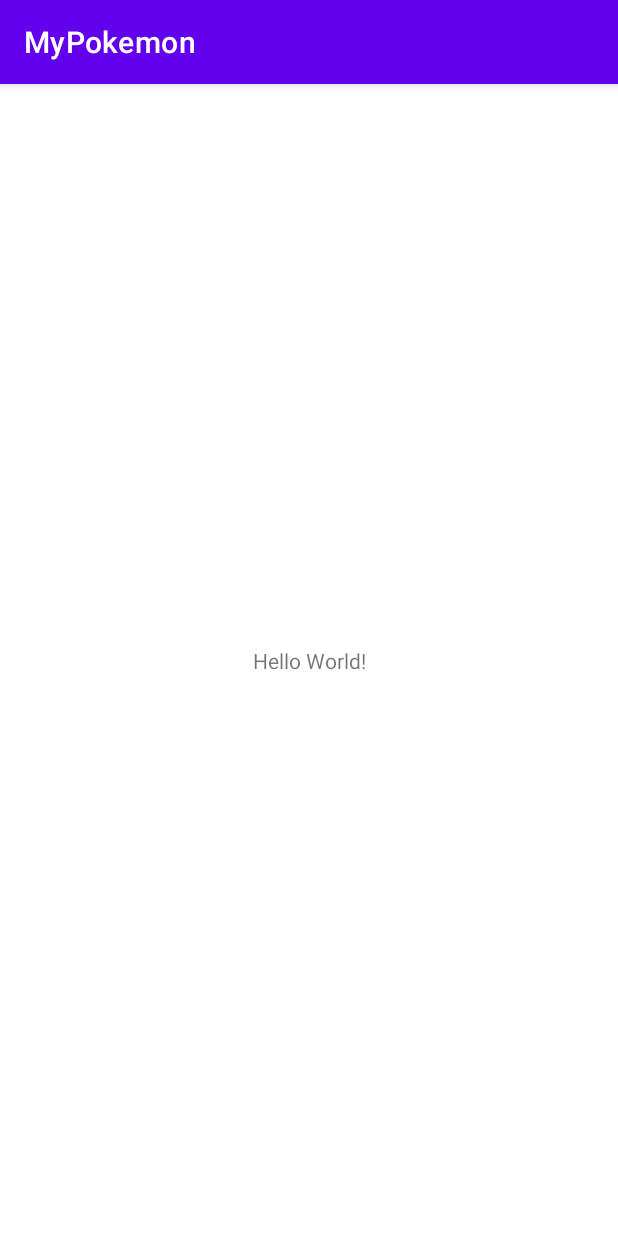
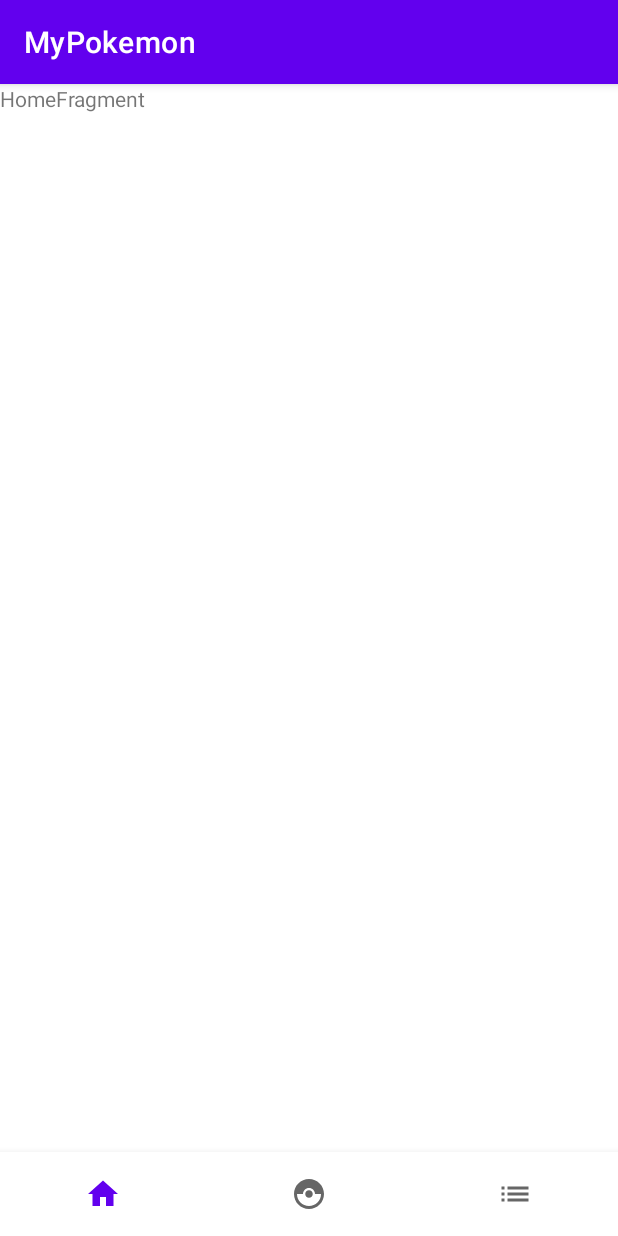
Before and after one commit to JGeun/mypokemon, an Android app: the screen it shows after launch (MainActivity), on a phone screen of 412 x 824 dp. Run offline under Robolectric (Android 15) with nearby library versions, the phone set to English and light mode, and no system bars; our stand-ins replace Dagger/Hilt's generated code, navigation-ui.

Commit message:
feat: Navigation 구현 완료

```diff
--- a/app/build.gradle
+++ b/app/build.gradle
@@ -32,6 +32,9 @@ android {
     kotlinOptions {
         jvmTarget = '1.8'
     }
+    buildFeatures {
+        viewBinding true
+    }
 }
 
 dependencies {
@@ -44,6 +47,9 @@ dependencies {
     implementation "com.google.dagger:hilt-android:$hilt_version"
     kapt "com.google.dagger:hilt-compiler:2.44"
 
+    implementation "androidx.navigation:navigation-fragment-ktx:$nav_version"
+    implementation "androidx.navigation:navigation-ui-ktx:$nav_version"
+
     testImplementation 'junit:junit:4.13.2'
     androidTestImplementation 'androidx.test.ext:junit:1.1.5'
     androidTestImplementation 'androidx.test.espresso:espresso-core:3.5.1'
--- a/app/src/main/java/jgeun/study/mypokemon/MainActivity.kt
+++ b/app/src/main/java/jgeun/study/mypokemon/MainActivity.kt
@@ -1,11 +1,31 @@
 package jgeun.study.mypokemon
 
+import android.os.Bundle
+import android.view.MenuItem
 import androidx.appcompat.app.AppCompatActivity
-import android.os.Bundle
+import androidx.navigation.findNavController
+import androidx.navigation.fragment.NavHostFragment
+import androidx.navigation.ui.onNavDestinationSelected
+import androidx.navigation.ui.setupWithNavController
+import jgeun.study.mypokemon.databinding.ActivityMainBinding
 
 class MainActivity : AppCompatActivity() {
+
+    private val binding by lazy { ActivityMainBinding.inflate(layoutInflater) }
     override fun onCreate(savedInstanceState: Bundle?) {
         super.onCreate(savedInstanceState)
-        setContentView(R.layout.activity_main)
+        setContentView(binding.root)
+
+        // nav에 따라 변경될 fragment 및 그에 따른 controller 지정
+        val navHostFragment = supportFragmentManager.findFragmentById(R.id.nav_host_fragment) as NavHostFragment
+        val navController = navHostFragment.navController
+
+        binding.bottomNav.setupWithNavController(navController) //bottomNav에 navController 연결
+    }
+
+    // option이 선택됨에 따라 navigation에 의해 fragment 변경
+    override fun onOptionsItemSelected(item: MenuItem): Boolean {
+        val navController = findNavController(R.id.nav_host_fragment)
+        return item.onNavDestinationSelected(navController) || super.onOptionsItemSelected(item)
     }
 }
--- /dev/null
+++ b/app/src/main/java/jgeun/study/mypokemon/home/HomeFragment.kt
@@ -0,0 +1,26 @@
+package jgeun.study.mypokemon.home
+
+import android.os.Bundle
+import android.view.LayoutInflater
+import android.view.View
+import android.view.ViewGroup
+import androidx.fragment.app.Fragment
+import jgeun.study.mypokemon.databinding.FragmentHomeBinding
+
+class HomeFragment : Fragment() {
+
+	private lateinit var binding: FragmentHomeBinding
+
+	override fun onCreateView(
+		inflater: LayoutInflater, container: ViewGroup?,
+		savedInstanceState: Bundle?
+	): View {
+		binding = FragmentHomeBinding.inflate(layoutInflater, container, false)
+		return binding.root
+	}
+
+	companion object {
+		@JvmStatic
+		fun newInstance() = HomeFragment()
+	}
+}
--- /dev/null
+++ b/app/src/main/res/drawable/ic_home.xml
@@ -0,0 +1,5 @@
+<vector android:height="24dp" android:tint="#000000"
+    android:viewportHeight="24" android:viewportWidth="24"
+    android:width="24dp" xmlns:android="http://schemas.android.com/apk/res/android">
+    <path android:fillColor="@android:color/white" android:pathData="M10,20v-6h4v6h5v-8h3L12,3 2,12h3v8z"/>
+</vector>
--- /dev/null
+++ b/app/src/main/res/drawable/ic_list.xml
@@ -0,0 +1,5 @@
+<vector android:autoMirrored="true" android:height="24dp"
+    android:tint="#000000" android:viewportHeight="24"
+    android:viewportWidth="24" android:width="24dp" xmlns:android="http://schemas.android.com/apk/res/android">
+    <path android:fillColor="@android:color/white" android:pathData="M3,13h2v-2L3,11v2zM3,17h2v-2L3,15v2zM3,9h2L5,7L3,7v2zM7,13h14v-2L7,11v2zM7,17h14v-2L7,15v2zM7,7v2h14L21,7L7,7z"/>
+</vector>
--- /dev/null
+++ b/app/src/main/res/drawable/ic_pokemon.xml
@@ -0,0 +1,5 @@
+<vector android:height="24dp" android:tint="#000000"
+    android:viewportHeight="24" android:viewportWidth="24"
+    android:width="24dp" xmlns:android="http://schemas.android.com/apk/res/android">
+    <path android:fillColor="@android:color/white" android:pathData="M14.5,12c0,1.38 -1.12,2.5 -2.5,2.5c-1.38,0 -2.5,-1.12 -2.5,-2.5s1.12,-2.5 2.5,-2.5C13.38,9.5 14.5,10.62 14.5,12zM22,12c0,5.52 -4.48,10 -10,10C6.48,22 2,17.52 2,12S6.48,2 12,2C17.52,2 22,6.48 22,12zM20,12h-4c0,-2.21 -1.79,-4 -4,-4c-2.21,0 -4,1.79 -4,4H4c0,4.41 3.59,8 8,8C16.41,20 20,16.41 20,12z"/>
+</vector>
--- a/app/src/main/res/layout/activity_main.xml
+++ b/app/src/main/res/layout/activity_main.xml
@@ -6,13 +6,26 @@
     android:layout_height="match_parent"
     tools:context=".MainActivity">
 
-    <TextView
-        android:layout_width="wrap_content"
+    <androidx.fragment.app.FragmentContainerView
+        android:id="@+id/nav_host_fragment"
+        android:name="androidx.navigation.fragment.NavHostFragment"
+        android:layout_width="0dp"
+        android:layout_height="0dp"
+        app:defaultNavHost="true"
+        app:layout_constraintBottom_toTopOf="@id/bottom_nav"
+        app:layout_constraintEnd_toEndOf="parent"
+        app:layout_constraintStart_toStartOf="parent"
+        app:layout_constraintTop_toTopOf="parent"
+        app:navGraph="@navigation/nav_graph"/>
+
+    <com.google.android.material.bottomnavigation.BottomNavigationView
+        android:id="@+id/bottom_nav"
+        android:layout_width="0dp"
         android:layout_height="wrap_content"
-        android:text="Hello World!"
         app:layout_constraintBottom_toBottomOf="parent"
         app:layout_constraintEnd_toEndOf="parent"
         app:layout_constraintStart_toStartOf="parent"
-        app:layout_constraintTop_toTopOf="parent" />
+        app:menu="@menu/menu"
+        app:labelVisibilityMode="unlabeled"/>
 
 </androidx.constraintlayout.widget.ConstraintLayout>
--- /dev/null
+++ b/app/src/main/res/layout/fragment_home.xml
@@ -0,0 +1,13 @@
+<?xml version="1.0" encoding="utf-8"?>
+<FrameLayout xmlns:android="http://schemas.android.com/apk/res/android"
+    xmlns:tools="http://schemas.android.com/tools"
+    android:layout_width="match_parent"
+    android:layout_height="match_parent"
+    tools:context=".home.HomeFragment">
+
+    <TextView
+        android:layout_width="wrap_content"
+        android:layout_height="wrap_content"
+        android:text="HomeFragment"/>
+
+</FrameLayout>
--- /dev/null
+++ b/app/src/main/res/menu/menu.xml
@@ -0,0 +1,23 @@
+<?xml version="1.0" encoding="utf-8"?>
+<menu xmlns:android="http://schemas.android.com/apk/res/android"
+    xmlns:app="http://schemas.android.com/apk/res-auto">
+
+    <item
+        android:id="@+id/homeFragment"
+        android:icon="@drawable/ic_home"
+        android:title="home"
+        app:showAsAction="ifRoom" />
+
+    <item
+        android:id="@+id/pokemonListFragment"
+        android:icon="@drawable/ic_pokemon"
+        android:title="list"
+        app:showAsAction="ifRoom" />
+
+    <item
+        android:id="@+id/pokemonTypeFragment"
+        android:icon="@drawable/ic_list"
+        android:title="type"
+        app:showAsAction="ifRoom" />
+
+</menu>
--- /dev/null
+++ b/app/src/main/res/navigation/nav_graph.xml
@@ -0,0 +1,33 @@
+<?xml version="1.0" encoding="utf-8"?>
+<navigation xmlns:android="http://schemas.android.com/apk/res/android"
+    xmlns:app="http://schemas.android.com/apk/res-auto"
+    xmlns:tools="http://schemas.android.com/tools"
+    android:id="@+id/nav_graph"
+    app:startDestination="@id/homeFragment">
+
+    <fragment
+        android:id="@+id/homeFragment"
+        android:name="jgeun.study.mypokemon.home.HomeFragment"
+        android:label="fragment_home"
+        tools:layout="@layout/fragment_home" />
+
+    <fragment
+        android:id="@+id/pokemonListFragment"
+        android:name="jgeun.study.mypokemon.list.PokemonListFragment"
+        android:label="PokemonListFragment" >
+        <action
+            android:id="@+id/action_pokemonListFragment_to_pokemonInfoFragment"
+            app:destination="@id/pokemonInfoFragment" />
+    </fragment>
+
+    <fragment
+        android:id="@+id/pokemonInfoFragment"
+        android:name="jgeun.study.mypokemon.info.PokemonInfoFragment"
+        android:label="fragment_pokemon_info"
+        tools:layout="@layout/fragment_pokemon_info" />
+    <fragment
+        android:id="@+id/pokemonTypeFragment"
+        android:name="jgeun.study.mypokemon.type.PokemonTypeFragment"
+        android:label="PokemonTypeFragment" />
+
+</navigation>
--- a/build.gradle
+++ b/build.gradle
@@ -13,6 +13,8 @@ buildscript {
         sandwich_version = "1.3.4"
 
         moshi_version = "1.14.0"
+
+        nav_version = "2.5.3"
     }
 }// Top-level build file where you can add configuration options common to all sub-projects/modules.
 plugins {
```
Also changed, not shown: app/src/main/java/jgeun/study/mypokemon/info/PokemonInfoFragment.kt (added, +26 -0 lines), app/src/main/java/jgeun/study/mypokemon/list/PokemonListFragment.kt (added, +26 -0 lines), app/src/main/java/jgeun/study/mypokemon/type/PokemonTypeFragment.kt (added, +26 -0 lines), app/src/main/res/layout/fragment_pokemon_info.xml (added, +13 -0 lines), app/src/main/res/layout/fragment_pokemon_list.xml (added, +13 -0 lines), app/src/main/res/layout/fragment_pokemon_type.xml (added, +13 -0 lines), core/data/src/main/java/jgeun/study/mypokemon/data/DetailRepositoryImpl.kt (+4 -4 lines), core/data/src/main/java/jgeun/study/mypokemon/data/MainRepositoryImpl.kt (+4 -4 lines), core/network/src/main/java/jgeun/study/mypokemon/network/di/NetworkModule.kt (+6 -6 lines).
